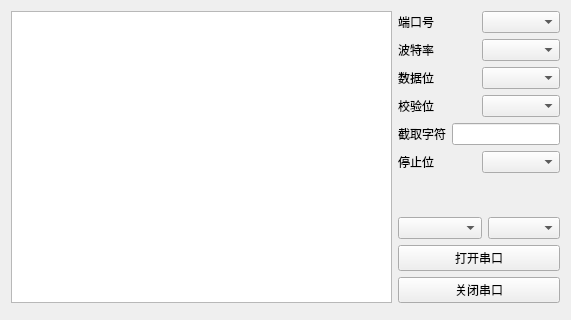
cheny777/SerialCollection, file widget.ui: the form before one commit.
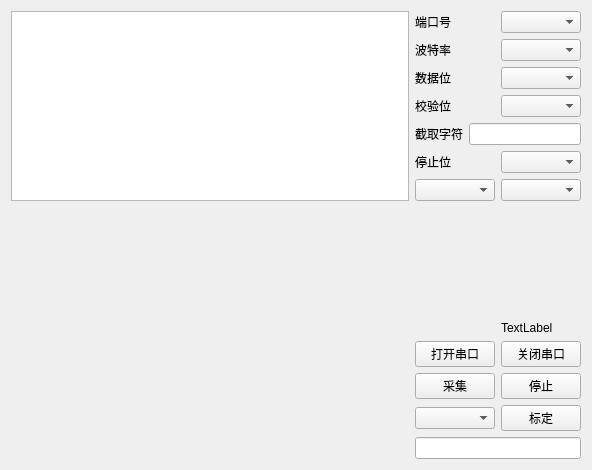
The form after the commit.

```diff
--- a/widget.ui
+++ b/widget.ui
@@ -6,32 +6,48 @@
    <rect>
     <x>0</x>
     <y>0</y>
-    <width>571</width>
-    <height>320</height>
+    <width>592</width>
+    <height>470</height>
    </rect>
   </property>
   <property name="windowTitle">
    <string>Widget</string>
   </property>
   <layout class="QGridLayout" name="gridLayout">
-   <item row="6" column="0" colspan="4">
+   <item row="2" column="0" rowspan="6">
     <widget class="QWidget" name="widget" native="true"/>
    </item>
-   <item row="4" column="1" colspan="3">
-    <widget class="QPushButton" name="pushButton">
-     <property name="text">
-      <string>打开串口</string>
-     </property>
-    </widget>
+   <item row="0" column="0" rowspan="2">
+    <widget class="QTextEdit" name="textEdit"/>
    </item>
-   <item row="5" column="1" colspan="3">
+   <item row="4" column="2">
     <widget class="QPushButton" name="pushButton_2">
      <property name="text">
       <string>关闭串口</string>
      </property>
     </widget>
    </item>
-   <item row="0" column="1" rowspan="2" colspan="3">
+   <item row="7" column="1" colspan="2">
+    <widget class="QLineEdit" name="lineEditN"/>
+   </item>
+   <item row="5" column="2">
+    <widget class="QPushButton" name="stopCollectionbtn">
+     <property name="text">
+      <string>停止</string>
+     </property>
+    </widget>
+   </item>
+   <item row="1" column="1">
+    <widget class="QComboBox" name="comboBox_6"/>
+   </item>
+   <item row="4" column="1">
+    <widget class="QPushButton" name="pushButton">
+     <property name="text">
+      <string>打开串口</string>
+     </property>
+    </widget>
+   </item>
+   <item row="0" column="1" colspan="2">
     <layout class="QVBoxLayout" name="verticalLayout">
      <item>
       <layout class="QHBoxLayout" name="horizontalLayout">
@@ -119,16 +135,27 @@
      </item>
     </layout>
    </item>
-   <item row="3" column="1" colspan="2">
-    <widget class="QComboBox" name="comboBox_6"/>
-   </item>
-   <item row="3" column="3">
+   <item row="1" column="2">
     <widget class="QComboBox" name="comboBox_7"/>
    </item>
-   <item row="0" column="0" rowspan="6">
-    <widget class="QTextEdit" name="textEdit"/>
+   <item row="6" column="1">
+    <widget class="QComboBox" name="CollectionCombox"/>
    </item>
-   <item row="2" column="3">
+   <item row="6" column="2">
+    <widget class="QPushButton" name="biaodingBrn">
+     <property name="text">
+      <string>标定</string>
+     </property>
+    </widget>
+   </item>
+   <item row="5" column="1">
+    <widget class="QPushButton" name="collectionbtn">
+     <property name="text">
+      <string>采集</string>
+     </property>
+    </widget>
+   </item>
+   <item row="2" column="2">
     <spacer name="verticalSpacer">
      <property name="orientation">
       <enum>Qt::Vertical</enum>
@@ -136,11 +163,18 @@
      <property name="sizeHint" stdset="0">
       <size>
        <width>20</width>
-       <height>16</height>
+       <height>40</height>
       </size>
      </property>
     </spacer>
    </item>
+   <item row="3" column="2">
+    <widget class="QLabel" name="labelCollectionnum">
+     <property name="text">
+      <string>TextLabel</string>
+     </property>
+    </widget>
+   </item>
   </layout>
  </widget>
  <layoutdefault spacing="6" margin="11"/>
```
